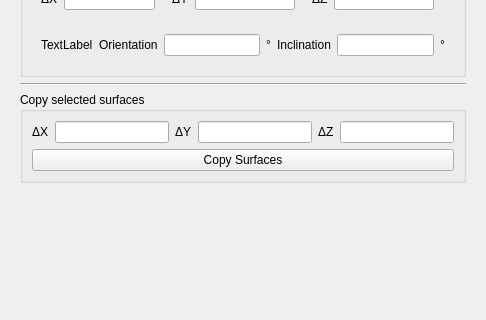
Above: SIM-VICUS/src/SVPropEditGeometry.ui from ghorwin/SIM-VICUS before the change; both pictures show x 0 to 486 and y 164 to 484 of the 486 by 627 pixel window. Below: the same form after it.
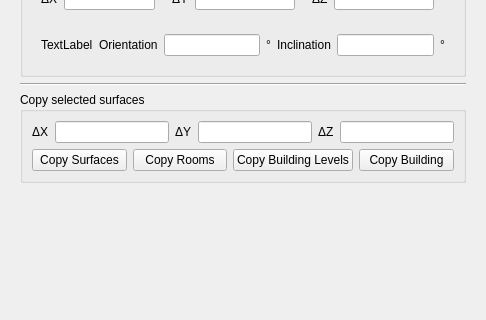
That is the form after the change. Icons and pictures are not drawn. Custom widgets are drawn as their Qt base class.

Commit message: Added Buttons for individual copy operations

Patch:
```diff
--- a/SIM-VICUS/src/SVPropEditGeometry.ui
+++ b/SIM-VICUS/src/SVPropEditGeometry.ui
@@ -547,11 +547,36 @@
            </layout>
           </item>
           <item>
-           <widget class="QPushButton" name="pushButton">
+           <layout class="QHBoxLayout" name="horizontalLayout_5">
+            <item>
+             <widget class="QPushButton" name="pushButtonCopySurfaces">
             <property name="text">
              <string>Copy Surfaces</string>
             </property>
            </widget>
+            </item>
+            <item>
+             <widget class="QPushButton" name="pushCopyRooms">
+              <property name="text">
+               <string>Copy Rooms</string>
+              </property>
+             </widget>
+            </item>
+            <item>
+             <widget class="QPushButton" name="pushButtonCopyBuildingLvls">
+              <property name="text">
+               <string>Copy Building Levels</string>
+              </property>
+             </widget>
+            </item>
+            <item>
+             <widget class="QPushButton" name="pushButtonCopyBuilding">
+              <property name="text">
+               <string>Copy Building</string>
+              </property>
+             </widget>
+            </item>
+           </layout>
           </item>
          </layout>
         </widget>
```
Lines whose indentation alone changed are shown as unchanged.
